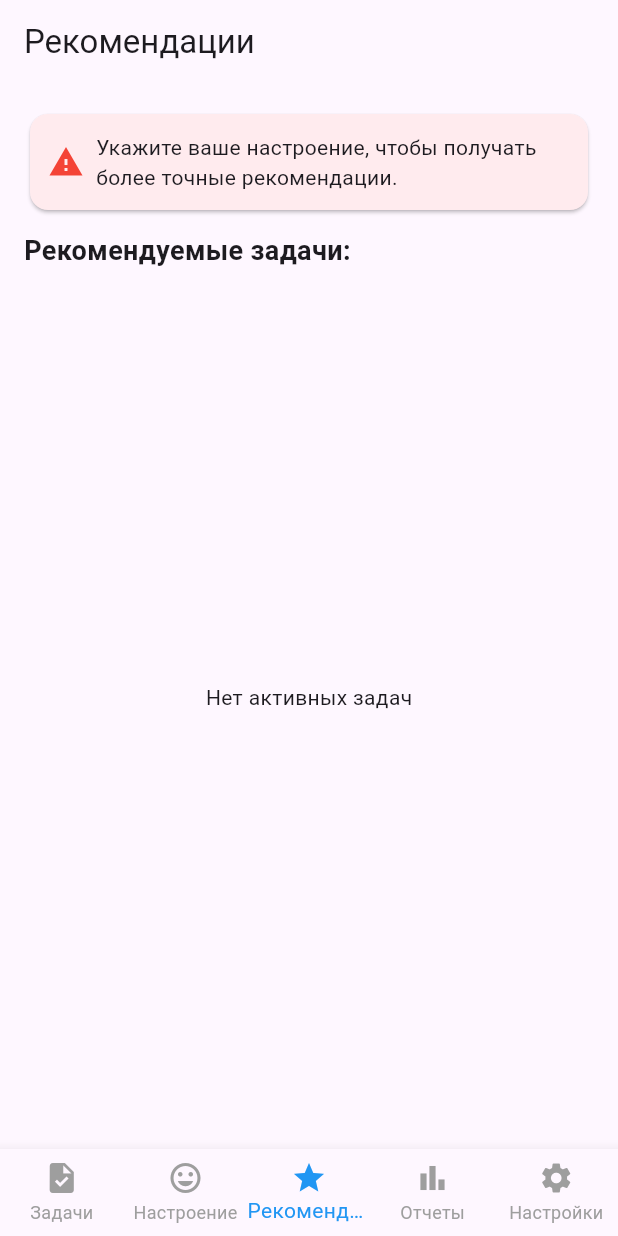
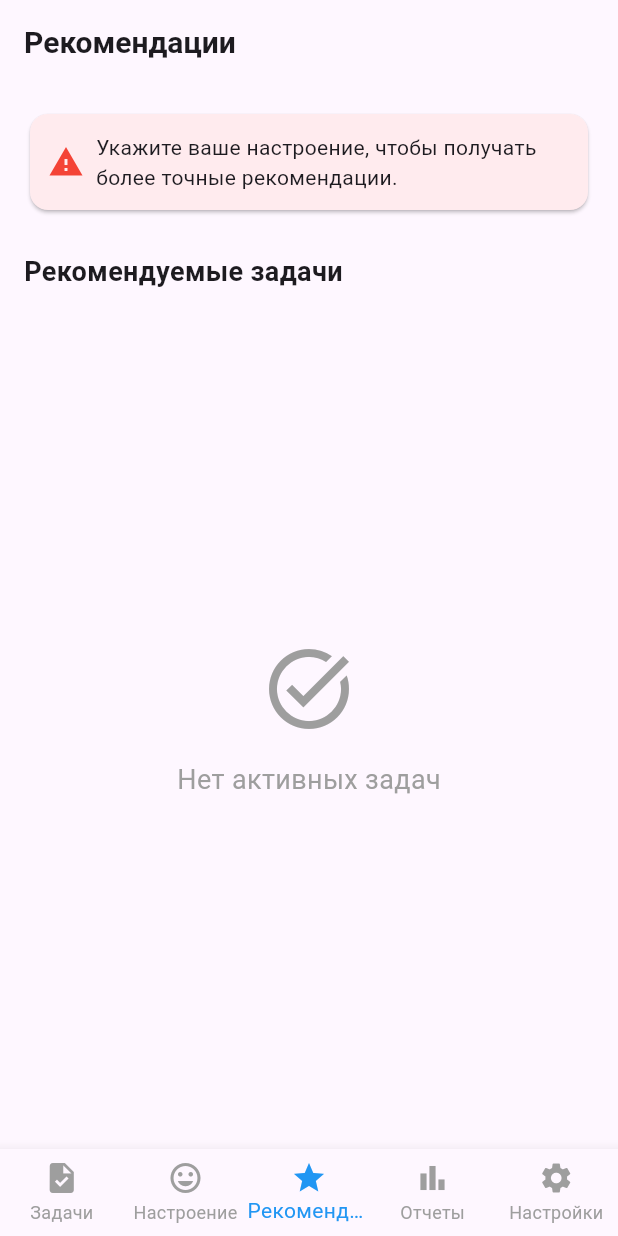
Before and after one commit to Makimma/Task-Planning-with-Mood-and-Emotion-Analysis, a Flutter app: the screen it shows once a user with an empty profile is signed in, item 3 of the bottom bar chosen, on a phone screen of 412 x 824 dp. Run offline on Flutter 3.47's test engine with Material 3 defaults, Android fonts, the phone set to English and light mode, and no system bars; our stand-ins replace awesome_notifications, cloud_firestore, connectivity_plus, firebase_auth, firebase_core, fl_chart and 2 more; accounts and stored records are empty.

Commit message:
Enhance recommendations screen design
- Add mood card with gradient icon and improved layout
- Improve task list UI with shadows and better spacing
- Enhance swipe-to-delete animation with text and icon
- Update empty state with icon and better typography
- Match design with other screens (mood and tasks)
- Add consistent padding and modern styling

```diff
--- a/lib/screens/recommendations_screen.dart
+++ b/lib/screens/recommendations_screen.dart
@@ -9,6 +9,8 @@ import 'package:flutter_appp/services/task_actions.dart';
 import 'package:flutter_appp/widgets/task_card.dart';
 import 'package:shared_preferences/shared_preferences.dart';
 import 'package:flutter_appp/services/task_repository.dart';
+
+import '../widgets/gradient_mood_icon.dart';
 
 class RecommendationsScreen extends StatefulWidget {
   @override
@@ -238,7 +240,17 @@ class _RecommendationsScreenState extends State<RecommendationsScreen> with Widg
   Widget build(BuildContext context) {
     super.build(context);
     return Scaffold(
-      appBar: AppBar(title: Text("Рекомендации")),
+      appBar: AppBar(
+        title: Text(
+          "Рекомендации",
+          style: TextStyle(
+            fontSize: 20,
+            fontWeight: FontWeight.w600,
+          ),
+        ),
+        elevation: 0,
+        backgroundColor: Theme.of(context).scaffoldBackgroundColor,
+      ),
       body: RefreshIndicator(
         onRefresh: () async {
           _isInitialized = false;
@@ -273,11 +285,62 @@ class _RecommendationsScreenState extends State<RecommendationsScreen> with Widg
                     ),
                   ),
                 ),
-              SizedBox(height: 10),
+              if (currentMood != null) ...[
+                Container(
+                  padding: EdgeInsets.all(16),
+                  decoration: BoxDecoration(
+                    color: Theme.of(context).colorScheme.surface,
+                    borderRadius: BorderRadius.circular(16),
+                    boxShadow: [
+                      BoxShadow(
+                        color: Colors.black.withOpacity(0.05),
+                        blurRadius: 10,
+                        offset: Offset(0, 4),
+                      ),
+                    ],
+                  ),
+                  child: Column(
+                    crossAxisAlignment: CrossAxisAlignment.start,
+                    children: [
+                      Text(
+                        "Текущее настроение",
+                        style: TextStyle(
+                          fontSize: 14,
+                          color: Theme.of(context).textTheme.bodyMedium?.color?.withOpacity(0.7),
+                        ),
+                      ),
+                      SizedBox(height: 8),
+                      Row(
+                        children: [
+                          GradientMoodIcon(
+                            mood: currentMood!,
+                            size: 40,
+                          ),
+                          SizedBox(width: 12),
+                          Expanded(
+                            child: Text(
+                              currentMood!,
+                              style: TextStyle(
+                                fontSize: 18,
+                                fontWeight: FontWeight.w600,
+                              ),
+                            ),
+                          ),
+                        ],
+                      ),
+                    ],
+                  ),
+                ),
+              ],
+              SizedBox(height: 24),
               Text(
-                "Рекомендуемые задачи:",
-                style: TextStyle(fontSize: 18, fontWeight: FontWeight.bold),
+                "Рекомендуемые задачи",
+                style: TextStyle(
+                  fontSize: 18,
+                  fontWeight: FontWeight.bold,
+                ),
               ),
+              SizedBox(height: 16),
               Expanded(child: _buildTaskList()),
             ],
           ),
@@ -292,10 +355,26 @@ class _RecommendationsScreenState extends State<RecommendationsScreen> with Widg
     }
 
     if (cachedTasks.isEmpty) {
-      return Center(child: Text("Нет активных задач"));
+      return Center(
+        child: Column(
+          mainAxisAlignment: MainAxisAlignment.center,
+          children: [
+            Icon(Icons.task_alt, size: 64, color: Colors.grey),
+            SizedBox(height: 16),
+            Text(
+              "Нет активных задач",
+              style: TextStyle(
+                fontSize: 18,
+                color: Colors.grey,
+              ),
+            ),
+          ],
+        ),
+      );
     }
 
     return ListView.builder(
+      padding: EdgeInsets.only(bottom: 16),
       itemCount: cachedTasks.length,
       itemBuilder: (context, index) {
         final task = cachedTasks[index];
@@ -304,19 +383,69 @@ class _RecommendationsScreenState extends State<RecommendationsScreen> with Widg
           key: Key(task['id']),
           direction: DismissDirection.endToStart,
           background: Container(
-            color: Colors.red,
-            alignment: Alignment.centerRight,
-            padding: EdgeInsets.symmetric(horizontal: 20),
-            child: Icon(Icons.delete, color: Colors.white, size: 30),
+            margin: EdgeInsets.symmetric(horizontal: 0, vertical: 8),
+            decoration: BoxDecoration(
+              color: Colors.red.shade50,
+              borderRadius: BorderRadius.circular(12),
+              border: Border.all(
+                color: Colors.red.shade200,
+                width: 1,
+              ),
+            ),
+            child: Row(
+              mainAxisAlignment: MainAxisAlignment.end,
+              children: [
+                Container(
+                  padding: EdgeInsets.symmetric(horizontal: 16, vertical: 8),
+                  decoration: BoxDecoration(
+                    color: Colors.red.shade100,
+                    borderRadius: BorderRadius.circular(8),
+                  ),
+                  child: Row(
+                    mainAxisSize: MainAxisSize.min,
+                    children: [
+                      Icon(
+                        Icons.delete_forever,
+                        color: Colors.red.shade700,
+                        size: 24,
+                      ),
+                      SizedBox(width: 8),
+                      Text(
+                        'Удалить',
+                        style: TextStyle(
+                          color: Colors.red.shade700,
+                          fontSize: 16,
+                          fontWeight: FontWeight.bold,
+                        ),
+                      ),
+                    ],
+                  ),
+                ),
+                SizedBox(width: 16),
+              ],
+            ),
           ),
           confirmDismiss: (direction) async {
             return await TaskActions.showDeleteConfirmation(context, task['id']);
           },
-          child: TaskCard(
-            task: task,
-            isCompleted: false,
-            onEdit: () => TaskActions.showEditTaskDialog(context, task),
-            onComplete: () => TaskActions.completeTask(task['id'], context),
+          child: Container(
+            margin: EdgeInsets.symmetric(vertical: 4),
+            decoration: BoxDecoration(
+              borderRadius: BorderRadius.circular(12),
+              boxShadow: [
+                BoxShadow(
+                  color: Colors.black.withOpacity(0.05),
+                  blurRadius: 10,
+                  offset: Offset(0, 4),
+                ),
+              ],
+            ),
+            child: TaskCard(
+              task: task,
+              isCompleted: false,
+              onEdit: () => TaskActions.showEditTaskDialog(context, task),
+              onComplete: () => TaskActions.completeTask(task['id'], context),
+            ),
           ),
         );
       },
```
Also changed, not shown: lib/services/task_actions.dart (indentation only), lib/widgets/mood_selector.dart (indentation only).
